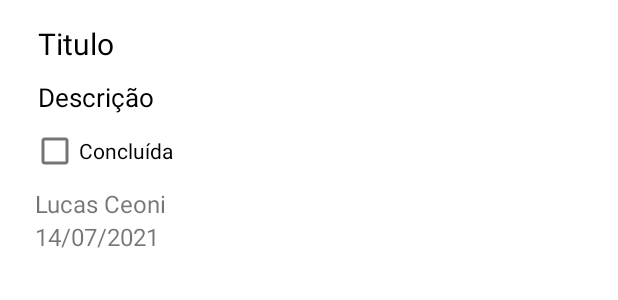
After one commit to vitorllp/ListaTarefasApp, an Android app: the layout view_tarefa.xml on its own in the app's theme, with its tools: preview values and no code run, on a phone screen of 412 x 824 dp. The commit adds this screen. Shown: the top 300 px of the screen. Run offline under Robolectric (Android 15) with nearby library versions, the phone set to English and light mode, and no system bars.

Commit message:
Criada adapter, click listener e view para editar tarefa.

```diff
--- /dev/null
+++ b/app/src/main/java/ifsp/pdm/listatarefasapp/adapter/OnTarefaClickListener.kt
@@ -0,0 +1,5 @@
+package ifsp.pdm.listatarefasapp.adapter
+
+interface OnTarefaClickListener {
+    fun onTarefaClick(posicao: Int)
+}
--- /dev/null
+++ b/app/src/main/res/layout/view_tarefa.xml
@@ -0,0 +1,101 @@
+<?xml version="1.0" encoding="utf-8"?>
+<androidx.constraintlayout.widget.ConstraintLayout xmlns:android="http://schemas.android.com/apk/res/android"
+    android:layout_width="match_parent"
+    android:layout_height="wrap_content"
+    xmlns:app="http://schemas.android.com/apk/res-auto">
+    <LinearLayout
+        android:layout_width="match_parent"
+        android:layout_height="match_parent"
+        android:orientation="vertical"
+        android:padding="5dp">
+        <TextView
+            android:id="@+id/tituloTarefaTV"
+            android:layout_width="match_parent"
+            android:layout_height="wrap_content"
+            android:text="Titulo"
+            android:textSize="20sp"
+            android:textColor="@color/black"
+            android:layout_marginLeft="20dp"
+            android:layout_marginTop="10dp"
+            android:layout_marginRight="30dp"
+            app:layout_constraintEnd_toEndOf="parent"
+            app:layout_constraintStart_toStartOf="parent"
+            app:layout_constraintTop_toTopOf="parent"/>
+
+        <TextView
+            android:id="@+id/descricaoTarefaTV"
+            android:layout_width="match_parent"
+            android:layout_height="wrap_content"
+            android:text="Descrição"
+            android:textColor="@color/black"
+            android:textSize="17sp"
+            android:layout_marginStart="20dp"
+            android:layout_marginTop="10dp"
+            android:layout_marginEnd="30dp"
+            app:layout_constraintEnd_toEndOf="parent"
+            app:layout_constraintStart_toStartOf="parent"
+            app:layout_constraintTop_toBottomOf="@+id/tituloTarefaTV"/>
+        <!--<TextView
+            android:id="@+id/dataPrevistaText"
+            android:layout_width="match_parent"
+            android:layout_height="wrap_content"
+            android:text="Data prevista para:"
+            android:textSize="15sp"
+            android:layout_marginStart="20dp"
+            android:layout_marginTop="10dp"
+            android:layout_marginEnd="30dp"
+            app:layout_constraintEnd_toEndOf="parent"
+            app:layout_constraintStart_toStartOf="parent"
+            app:layout_constraintTop_toBottomOf="@+id/descricaoTarefaTV"/>
+       -->
+        <!--<TextView
+            android:id="@+id/dataPrevistaTv"
+            android:layout_width="match_parent"
+            android:layout_height="wrap_content"
+            android:text="12/05/2020"
+            android:textSize="16sp"
+            android:layout_marginStart="18dp"
+            android:layout_marginEnd="30dp"
+            app:layout_constraintEnd_toEndOf="parent"
+            app:layout_constraintStart_toStartOf="parent"
+            app:layout_constraintTop_toBottomOf="@+id/dataPrevistaText"/>
+        -->
+        <CheckBox
+            android:id="@+id/concluidaCheckBox"
+            android:layout_width="match_parent"
+            android:layout_height="wrap_content"
+            android:text="Concluída"
+            android:layout_marginLeft="15dp"
+            android:layout_marginRight="30dp"
+            app:layout_constraintEnd_toEndOf="parent"
+            app:layout_constraintStart_toStartOf="parent"
+            app:layout_constraintTop_toBottomOf="@+id/dataCriacaoTV"/>
+        <TextView
+            android:id="@+id/usuarioTV"
+            android:layout_width="match_parent"
+            android:layout_height="wrap_content"
+            android:text="Lucas Ceoni"
+            android:textSize="16sp"
+            android:layout_marginStart="18dp"
+            android:layout_marginEnd="30dp"
+            app:layout_constraintEnd_toEndOf="parent"
+            app:layout_constraintStart_toStartOf="parent"
+            app:layout_constraintTop_toBottomOf="@+id/concluidaCheckBox"/>
+
+        <TextView
+            android:id="@+id/dataCriacaoTV"
+            android:layout_width="match_parent"
+            android:layout_height="wrap_content"
+            android:text="14/07/2021"
+            android:textSize="16sp"
+            android:layout_marginStart="18dp"
+            android:layout_marginEnd="30dp"
+            app:layout_constraintEnd_toEndOf="parent"
+            app:layout_constraintStart_toStartOf="parent"
+            app:layout_constraintTop_toBottomOf="@+id/usuarioTV"/>
+
+
+    </LinearLayout>
+
+
+</androidx.constraintlayout.widget.ConstraintLayout>
```
Also changed, not shown: app/src/main/java/ifsp/pdm/listatarefasapp/adapter/TarefasAdapter.kt (added, +50 -0 lines), app/src/main/java/ifsp/pdm/listatarefasapp/view/MainActivity.kt (+15 -7 lines), app/src/main/res/layout/activity_main.xml (+3 -13 lines).
